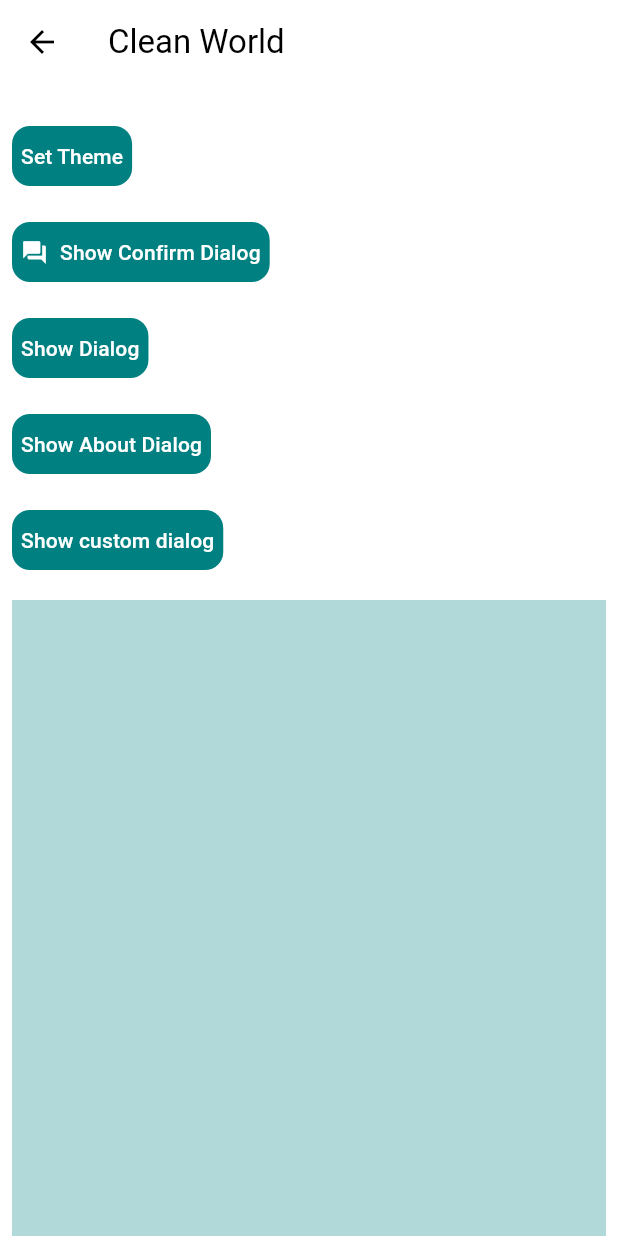
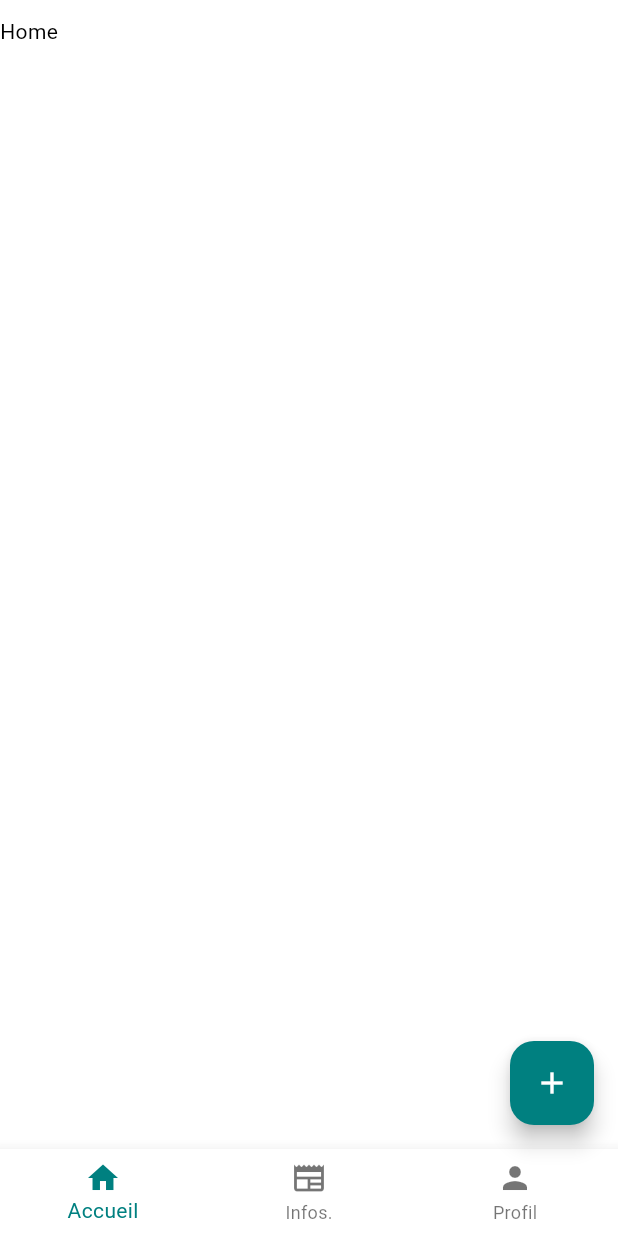
Before and after one commit to lyabs243/Clean-World, a Flutter app: the HomePage screen opened directly, on a phone screen of 412 x 824 dp. Run offline on Flutter 3.47's test engine with Material 3 defaults, Android fonts, the light colour scheme and no system bars; our stand-ins replace flutter_bloc, flutter_screenutil, fluttericon, lottie, shared_preferences; accounts and stored records are empty; generated files the repository leaves out were written again.

Commit message:
Initialize home page UI

```diff
--- a/lib/presentation/languages/l10n/intl_en.arb
+++ b/lib/presentation/languages/l10n/intl_en.arb
@@ -23,5 +23,8 @@
   "close": "Close",
   "signInWithGoogle": "Sign in with Google",
   "continueAsGuest": "Continue as Guest",
-  "copyright": "© {year} Clean World"
+  "copyright": "© {year} Clean World",
+  "home": "Home",
+  "news": "News",
+  "profile": "Profile"
 }
--- a/lib/presentation/languages/l10n/intl_fr.arb
+++ b/lib/presentation/languages/l10n/intl_fr.arb
@@ -23,5 +23,8 @@
   "close": "Fermer",
   "signInWithGoogle": "Se connecter avec Google",
   "continueAsGuest": "Continuer en tant qu'invité",
-  "copyright": "© {year} Clean World"
+  "copyright": "© {year} Clean World",
+  "home": "Accueil",
+  "news": "Infos.",
+  "profile": "Profil"
 }
--- a/lib/presentation/pages/home_page/home_page.dart
+++ b/lib/presentation/pages/home_page/home_page.dart
@@ -1,6 +1,3 @@
-import 'package:flutter_bloc/flutter_bloc.dart';
-import 'package:structure/logic/cubits/app_cubit.dart';
-import 'package:structure/presentation/dialogs/custom_dialog.dart';
 import '../../../utils/my_material.dart';
 
 
@@ -14,77 +11,71 @@ class HomePage extends StatefulWidget {
 }
 
 class HomePageState extends State<HomePage> {
+
+  HomeNavigation navigation = HomeNavigation.home;
+
   @override
   Widget build(BuildContext context) {
     return PageContainerWidget(
       child: Scaffold(
-        appBar: AppBar(title: Text(AppLocalizations.of(context)!.appTitle)),
-        body: SingleChildScrollView(
-          child: Padding(
-            padding: const EdgeInsets.all(8),
-            child: Column(
-              crossAxisAlignment: CrossAxisAlignment.start,
-              children: [
-                const SizedBox(height: 16),
-                AppButtonWidget(
-                  text: 'Set Theme',
-                  onPressed: () {
-                    context.read<SettingsCubit>().toggleDarkMode();
-                  },
-                  context: context,
-                ),
-                const SizedBox(height: 16),
-                AppButtonWidget(
-                    text: 'Show Confirm Dialog',
-                    icon: Icons.question_answer,
-                    onPressed: () {
-                      AppDialog.showConfirmDialog(context, 'Do you like this app?')
-                          .then((value) => debugPrint('========> User\'s answer: $value'));
-                    },
-                    context: context),
-                const SizedBox(height: 16),
-                AppButtonWidget(
-                    text: 'Show Dialog',
-                    onPressed: () {
-                      context.read<AppCubit>().testShowDialog();
-                    },
-                    context: context
-                ),
-                const SizedBox(height: 16),
-                AppButtonWidget(
-                    text: 'Show About Dialog',
-                    onPressed: () {
-                      AppDialog.showAboutAppDialog(context);
-                    },
-                    context: context
-                ),
-                const SizedBox(height: 16),
-                AppButtonWidget(
-                    text: 'Show custom dialog',
-                    onPressed: () {
-                      AppDialog(
-                        title: 'Custom Dialog',
-                        context: context,
-                        buttonPositiveText: 'Reset',
-                        buttonNegativeText: 'Cancel',
-                        icon: Icons.lock,
-                        customContent: const CustomDialog(),
-                      ).show();
-                    },
-                    context: context
-                ),
-                const SizedBox(height: 16),
-                Container(
-                  width: 1.sw,
-                  height: 0.8.sh,
-                  color: colorPrimary.withOpacity(0.3),
-                ),
-                const SizedBox(height: 16),
-              ],
+        body: body,
+        floatingActionButton: Visibility(
+          visible: navigation == HomeNavigation.home,
+          child: FloatingActionButton(
+            onPressed: () {
+            },
+            child: const Icon(Icons.add),
+          ),
+        ),
+        bottomNavigationBar: BottomNavigationBar(
+          currentIndex: navigation.index,
+          onTap: (int index) {
+            setState(() {
+              navigation = HomeNavigation.values[index];
+            });
+          },
+          items: [
+            BottomNavigationBarItem(
+              icon: const Icon(Icons.home),
+              label: AppLocalizations.of(context)!.home,
             ),
-          ),
+            BottomNavigationBarItem(
+              icon: const Icon(Icons.newspaper),
+              label: AppLocalizations.of(context)!.news,
+            ),
+            BottomNavigationBarItem(
+              icon: const Icon(Icons.person),
+              label: AppLocalizations.of(context)!.profile,
+            ),
+          ],
         ),
       ),
     );
   }
+
+  Widget get body {
+    switch (navigation) {
+      case HomeNavigation.home:
+        return const Column(
+          children: [
+            SizedBox(height: paddingMedium,),
+            Text('Home'),
+          ],
+        );
+      case HomeNavigation.news:
+        return const Column(
+          children: [
+            SizedBox(height: paddingMedium,),
+            Text('News'),
+          ],
+        );
+      case HomeNavigation.profile:
+        return const Column(
+          children: [
+            SizedBox(height: paddingMedium,),
+            Text('Profile'),
+          ],
+        );
+    }
+  }
 }
--- a/lib/utils/enums.dart
+++ b/lib/utils/enums.dart
@@ -43,3 +43,9 @@ enum NotificationType {
   }
 
 }
+
+enum HomeNavigation {
+  home,
+  news,
+  profile,
+}
```
